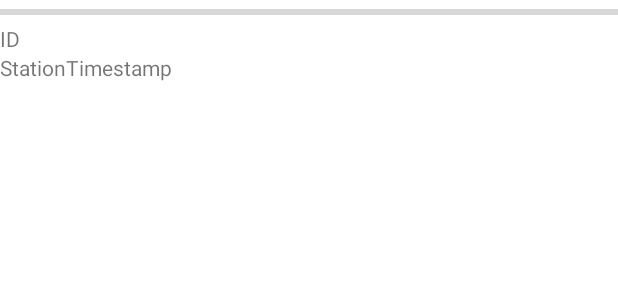
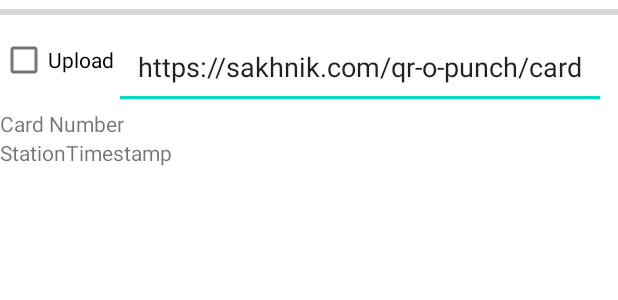
Before and after one commit to sakhnik/arduin-o-punch, an Android app: the layout read_runner_view.xml on its own in the app's theme, with its tools: preview values and no code run, on a phone screen of 412 x 824 dp. Shown: the top 300 px of the screen. Run offline under Robolectric (Android 15) with nearby library versions, the phone set to English and light mode, and no system bars.

Commit message:
Fix #3 Upload readout to QuickEvent

```diff
--- a/android/app/build.gradle
+++ b/android/app/build.gradle
@@ -38,6 +38,7 @@ dependencies {
     implementation 'androidx.appcompat:appcompat:1.6.0'
     implementation 'com.google.android.material:material:1.7.0'
     implementation 'androidx.constraintlayout:constraintlayout:2.1.3'
+    implementation 'com.squareup.okhttp3:okhttp:4.9.1'
     testImplementation 'junit:junit:4.13.2'
     androidTestImplementation 'androidx.test.ext:junit:1.1.5'
     androidTestImplementation 'androidx.test.espresso:espresso-core:3.5.1'
--- a/android/app/src/main/AndroidManifest.xml
+++ b/android/app/src/main/AndroidManifest.xml
@@ -3,6 +3,7 @@
     xmlns:tools="http://schemas.android.com/tools">
 
     <uses-sdk android:minSdkVersion="26"/>
+    <uses-permission android:name="android.permission.INTERNET" />
     <uses-permission android:name="android.permission.NFC" />
     <uses-feature android:name="android.hardware.nfc" android:required="true" />
 
--- a/android/app/src/main/java/com/sakhnik/arduinopunch/ClockOffsets.kt
+++ b/android/app/src/main/java/com/sakhnik/arduinopunch/ClockOffsets.kt
@@ -23,4 +23,10 @@ class ClockOffsets {
             }
         }
     }
+
+    fun applyTo(punches: List<Punch>): List<Punch> {
+        return punches.map {
+            Punch(it.station, it.timestamp + offsets.getOrDefault(it.station, 0))
+        }
+    }
 }
--- a/android/app/src/main/java/com/sakhnik/arduinopunch/Punch.kt
+++ b/android/app/src/main/java/com/sakhnik/arduinopunch/Punch.kt
@@ -1,6 +1,6 @@
 package com.sakhnik.arduinopunch
 
-public data class Punch(val station: Int, val timestamp: Long) {
+data class Punch(val station: Int, val timestamp: Long) {
 
     fun serialize(data: ByteArray, offset: Int) {
         data[offset] = station.toByte()
--- a/android/app/src/main/java/com/sakhnik/arduinopunch/PunchCard.kt
+++ b/android/app/src/main/java/com/sakhnik/arduinopunch/PunchCard.kt
@@ -240,7 +240,7 @@ class PunchCard(private val mifare: IMifare, private val key: ByteArray) {
         return true
     }
 
-    data class Info(val station: Int, val punches: List<Punch>)
+    data class Info(val cardNumber: Int, val punches: List<Punch>)
 
     fun readOut(progress: Progress = noProgress): Info {
         progress(0, 1)
--- a/android/app/src/main/res/layout/read_runner_view.xml
+++ b/android/app/src/main/res/layout/read_runner_view.xml
@@ -6,20 +6,38 @@
 
     <include layout="@layout/common" />
 
-    <TextView
-        android:id="@+id/textViewStation"
+    <CheckBox
+        android:id="@+id/checkBoxUpload"
         android:layout_width="wrap_content"
         android:layout_height="wrap_content"
-        android:text="ID"
+        android:text="Upload"
+        app:layout_constraintTop_toBottomOf="@+id/frameProgressBar"
+        app:layout_constraintStart_toStartOf="parent" />
+
+    <EditText
+        android:id="@+id/editTextUploadUrl"
+        android:layout_width="wrap_content"
+        android:layout_height="wrap_content"
+        android:inputType="textUri"
+        android:padding="16dp"
+        android:text="https://sakhnik.com/qr-o-punch/card"
+        app:layout_constraintTop_toBottomOf="@+id/frameProgressBar"
+        app:layout_constraintStart_toEndOf="@id/checkBoxUpload" />
+
+    <TextView
+        android:id="@+id/textViewCardNumber"
+        android:layout_width="wrap_content"
+        android:layout_height="wrap_content"
+        android:text="Card Number"
         app:layout_constraintStart_toStartOf="parent"
-        app:layout_constraintTop_toBottomOf="@+id/frameProgressBar" />
+        app:layout_constraintTop_toBottomOf="@+id/editTextUploadUrl" />
 
     <ScrollView
         android:layout_width="match_parent"
         android:layout_height="wrap_content"
         app:layout_constraintStart_toStartOf="parent"
         app:layout_constraintEnd_toEndOf="parent"
-        app:layout_constraintTop_toBottomOf="@+id/textViewStation" >
+        app:layout_constraintTop_toBottomOf="@+id/textViewCardNumber" >
 
         <TableLayout
             android:id="@+id/tableLayout"
```
Also changed, not shown: android/app/src/main/java/com/sakhnik/arduinopunch/MainActivity.kt (+15 -9 lines), android/app/src/main/java/com/sakhnik/arduinopunch/Storage.kt (+18 -8 lines), android/app/src/main/java/com/sakhnik/arduinopunch/Uploader.kt (added, +92 -0 lines), 1 other file.
